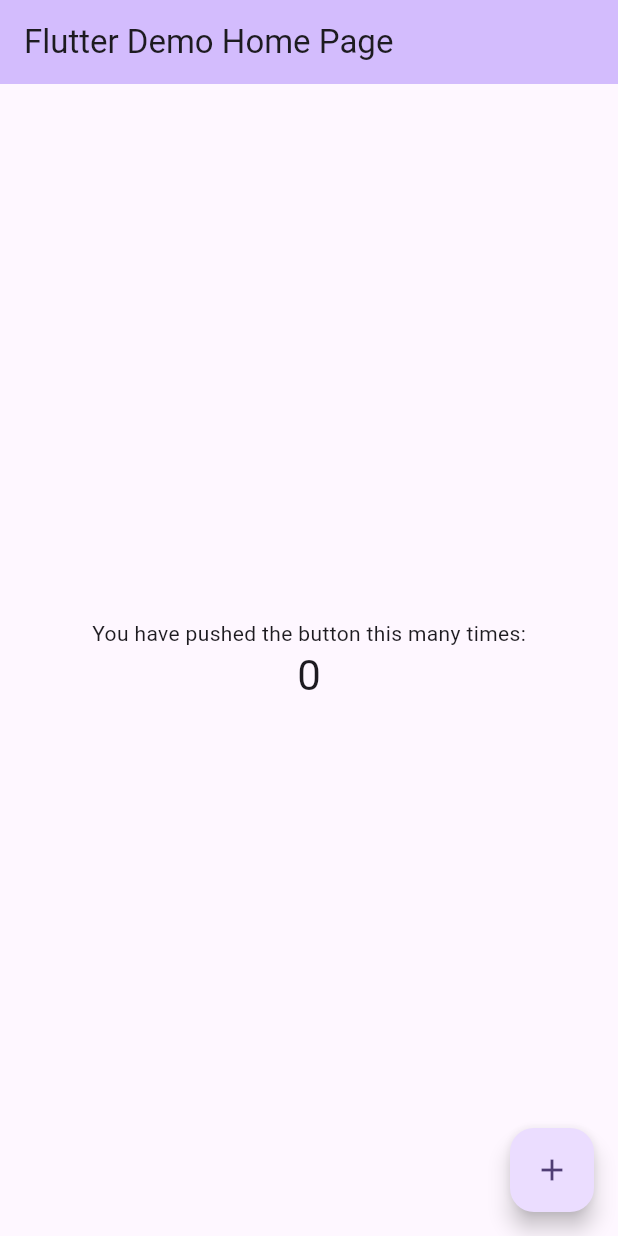
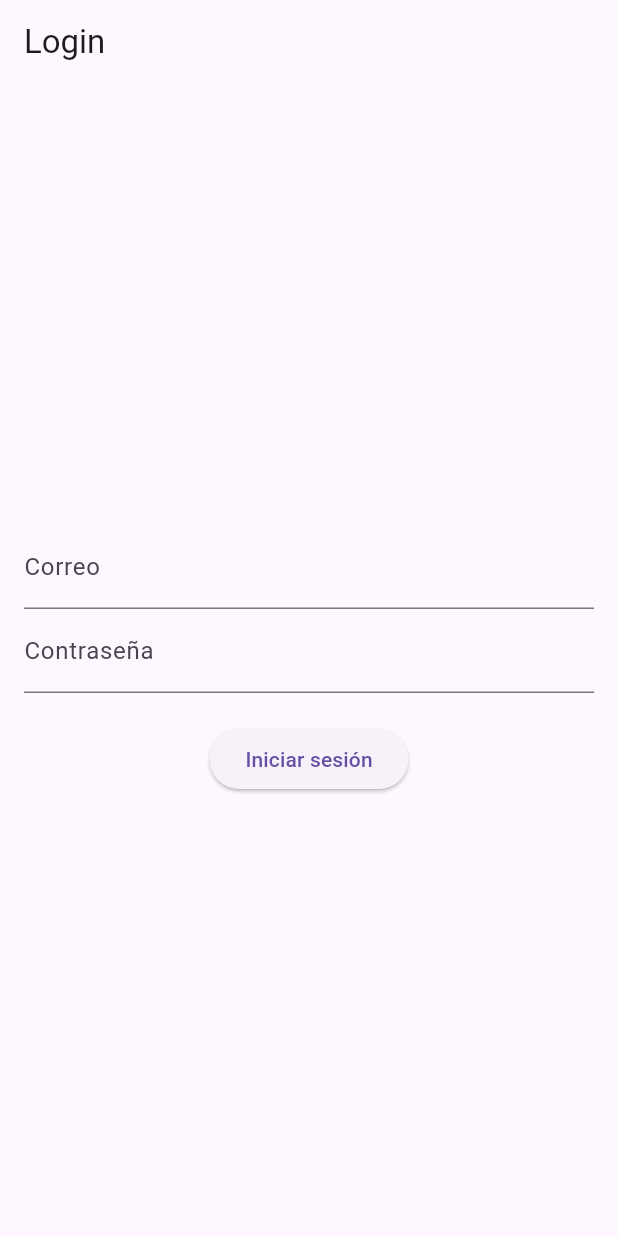
Before and after one commit to Fundamentos-Moviles/examen-i-Chuyini, a Flutter app: the screen it shows after launch, on a phone screen of 412 x 824 dp. Run offline on Flutter 3.47's test engine with Material 3 defaults, Android fonts, the phone set to English and light mode, and no system bars.

Commit message:
v 1.0.1 agregando archivos y formatos

```diff
--- /dev/null
+++ b/lib/login.dart
@@ -0,0 +1,70 @@
+import 'package:flutter/material.dart';
+
+class LoginScreen extends StatefulWidget {
+  @override
+  _LoginScreenState createState() => _LoginScreenState();
+}
+
+class _LoginScreenState extends State<LoginScreen> {
+  final _emailController = TextEditingController();
+  final _passwordController = TextEditingController();
+  String? errorMessage;
+
+  void login() {
+    String email = _emailController.text;
+    String password = _passwordController.text;
+
+    if (email.isEmpty || password.isEmpty) {
+      setState(() {
+        errorMessage = "Datos incompletos";
+      });
+    } else if (email != "test@correo.mx") {
+      setState(() {
+        errorMessage = "Correo incorrecto";
+      });
+    } else if (password != "FDM2") {
+      setState(() {
+        errorMessage = "Contraseña incorrecta";
+      });
+    } else {
+      setState(() {
+        errorMessage = null;
+      });
+      Navigator.pushReplacementNamed(context, '/home');
+    }
+  }
+
+  @override
+  Widget build(BuildContext context) {
+    return Scaffold(
+      appBar: AppBar(title: Text('Login')),
+      body: Padding(
+        padding: const EdgeInsets.all(16.0),
+        child: Column(
+          mainAxisAlignment: MainAxisAlignment.center,
+          children: [
+            if (errorMessage != null)
+              Padding(
+                padding: const EdgeInsets.only(bottom: 10),
+                child: Text(errorMessage!, style: TextStyle(color: Colors.red)),
+              ),
+            TextField(
+              controller: _emailController,
+              decoration: InputDecoration(labelText: 'Correo'),
+            ),
+            TextField(
+              controller: _passwordController,
+              decoration: InputDecoration(labelText: 'Contraseña'),
+              obscureText: true,
+            ),
+            SizedBox(height: 20),
+            ElevatedButton(
+              onPressed: login,
+              child: Text('Iniciar sesión'),
+            ),
+          ],
+        ),
+      ),
+    );
+  }
+}
--- a/lib/main.dart
+++ b/lib/main.dart
@@ -1,125 +1,24 @@
 import 'package:flutter/material.dart';
+import 'login.dart';
+import 'home.dart';
 
 void main() {
-  runApp(const MyApp());
+  runApp(MyApp());
 }
 
 class MyApp extends StatelessWidget {
-  const MyApp({super.key});
-
-  // This widget is the root of your application.
   @override
   Widget build(BuildContext context) {
     return MaterialApp(
-      title: 'Flutter Demo',
+      title: 'Examen',
       theme: ThemeData(
-        // This is the theme of your application.
-        //
-        // TRY THIS: Try running your application with "flutter run". You'll see
-        // the application has a purple toolbar. Then, without quitting the app,
-        // try changing the seedColor in the colorScheme below to Colors.green
-        // and then invoke "hot reload" (save your changes or press the "hot
-        // reload" button in a Flutter-supported IDE, or press "r" if you used
-        // the command line to start the app).
-        //
-        // Notice that the counter didn't reset back to zero; the application
-        // state is not lost during the reload. To reset the state, use hot
-        // restart instead.
-        //
-        // This works for code too, not just values: Most code changes can be
-        // tested with just a hot reload.
-        colorScheme: ColorScheme.fromSeed(seedColor: Colors.deepPurple),
-        useMaterial3: true,
+        primarySwatch: Colors.green,
       ),
-      home: const MyHomePage(title: 'Flutter Demo Home Page'),
+      initialRoute: '/',
+      routes: {
+        '/': (context) => LoginScreen(),
+        '/home': (context) => HomeScreen(),
+      },
     );
   }
 }
-
-class MyHomePage extends StatefulWidget {
-  const MyHomePage({super.key, required this.title});
-
-  // This widget is the home page of your application. It is stateful, meaning
-  // that it has a State object (defined below) that contains fields that affect
-  // how it looks.
-
-  // This class is the configuration for the state. It holds the values (in this
-  // case the title) provided by the parent (in this case the App widget) and
-  // used by the build method of the State. Fields in a Widget subclass are
-  // always marked "final".
-
-  final String title;
-
-  @override
-  State<MyHomePage> createState() => _MyHomePageState();
-}
-
-class _MyHomePageState extends State<MyHomePage> {
-  int _counter = 0;
-
-  void _incrementCounter() {
-    setState(() {
-      // This call to setState tells the Flutter framework that something has
-      // changed in this State, which causes it to rerun the build method below
-      // so that the display can reflect the updated values. If we changed
-      // _counter without calling setState(), then the build method would not be
-      // called again, and so nothing would appear to happen.
-      _counter++;
-    });
-  }
-
-  @override
-  Widget build(BuildContext context) {
-    // This method is rerun every time setState is called, for instance as done
-    // by the _incrementCounter method above.
-    //
-    // The Flutter framework has been optimized to make rerunning build methods
-    // fast, so that you can just rebuild anything that needs updating rather
-    // than having to individually change instances of widgets.
-    return Scaffold(
-      appBar: AppBar(
-        // TRY THIS: Try changing the color here to a specific color (to
-        // Colors.amber, perhaps?) and trigger a hot reload to see the AppBar
-        // change color while the other colors stay the same.
-        backgroundColor: Theme.of(context).colorScheme.inversePrimary,
-        // Here we take the value from the MyHomePage object that was created by
-        // the App.build method, and use it to set our appbar title.
-        title: Text(widget.title),
-      ),
-      body: Center(
-        // Center is a layout widget. It takes a single child and positions it
-        // in the middle of the parent.
-        child: Column(
-          // Column is also a layout widget. It takes a list of children and
-          // arranges them vertically. By default, it sizes itself to fit its
-          // children horizontally, and tries to be as tall as its parent.
-          //
-          // Column has various properties to control how it sizes itself and
-          // how it positions its children. Here we use mainAxisAlignment to
-          // center the children vertically; the main axis here is the vertical
-          // axis because Columns are vertical (the cross axis would be
-          // horizontal).
-          //
-          // TRY THIS: Invoke "debug painting" (choose the "Toggle Debug Paint"
-          // action in the IDE, or press "p" in the console), to see the
-          // wireframe for each widget.
-          mainAxisAlignment: MainAxisAlignment.center,
-          children: <Widget>[
-            const Text(
-              'You have pushed the button this many times:',
-            ),
-            Text(
-              '$_counter',
-              style: Theme.of(context).textTheme.headlineMedium,
-            ),
-          ],
-        ),
-      ),
-      floatingActionButton: FloatingActionButton(
-        onPressed: _incrementCounter,
-        tooltip: 'Increment',
-        child: const Icon(Icons.add),
-      ), // This trailing comma makes auto-formatting nicer for build methods.
-    );
-  }
-}
```
Also changed, not shown: lib/home.dart (added, +73 -0 lines).
